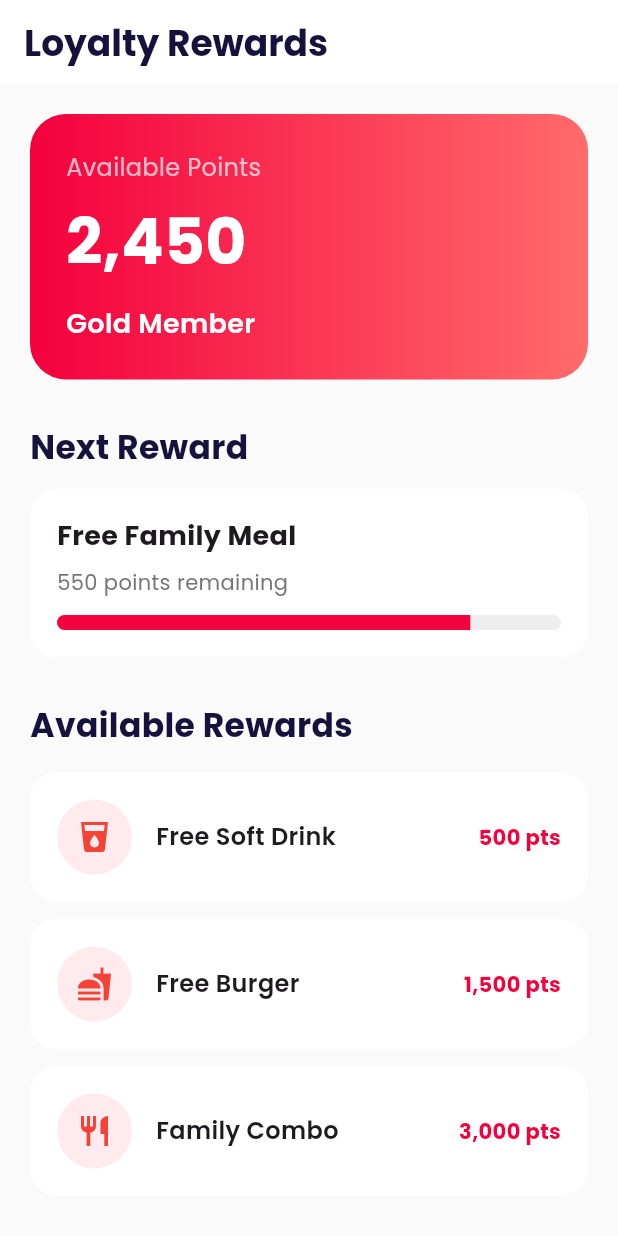
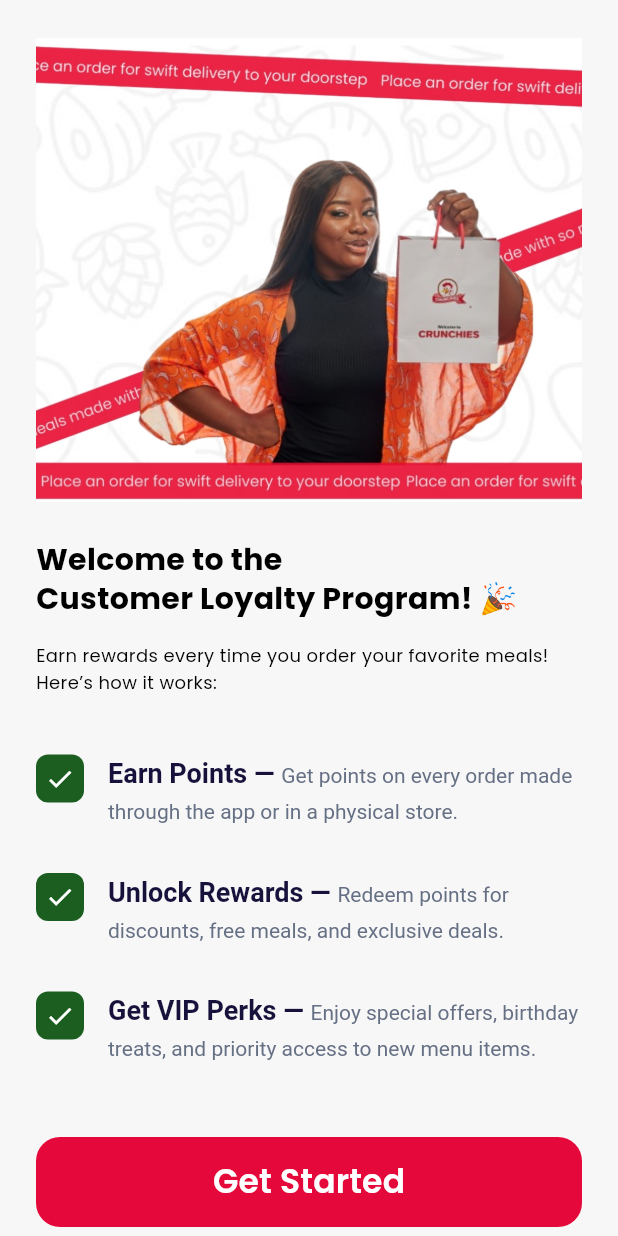
Before and after one commit to chiamakaaudrey-hub/crunchies-sample, a Flutter app: the LoyaltyScreen screen opened directly, on a phone screen of 412 x 824 dp. Run offline on Flutter 3.47's test engine with Material 3 defaults, Android fonts, the phone set to English and light mode, and no system bars; our stand-ins replace font_awesome_flutter, get, get_storage, google_fonts, iconsax, smooth_page_indicator; accounts and stored records are empty.

Commit message:
Loyalty Screen

```diff
--- /dev/null
+++ b/lib/features/authentication/screens/navigation/widgets/loyalty_item.dart
@@ -0,0 +1,62 @@
+import 'package:flutter/material.dart';
+
+class LoyaltyItem extends StatelessWidget {
+  final String title;
+  final String description;
+
+  const LoyaltyItem({
+    super.key,
+    required this.title,
+    required this.description,
+  });
+
+  @override
+  Widget build(BuildContext context) {
+    return Row(
+      crossAxisAlignment: CrossAxisAlignment.start,
+      children: [
+        Padding(
+          padding: const EdgeInsets.only(top: 4),
+          child: Container(
+            height: 32,
+            width: 32,
+            decoration: BoxDecoration(
+              color: Colors.green.shade900,
+              borderRadius: BorderRadius.circular(8),
+            ),
+            child: const Icon(
+              Icons.check,
+              color: Colors.white,
+              size: 20,
+            ),
+          ),
+        ),
+
+        const SizedBox(width: 16),
+
+        Expanded(
+          child: RichText(
+            text: TextSpan(
+              style: const TextStyle(
+                color: Color(0xFF667085),
+                fontSize: 14,
+                height: 1.6,
+              ),
+              children: [
+                TextSpan(
+                  text: '$title — ',
+                  style: const TextStyle(
+                    color: Color(0xFF17123B),
+                    fontWeight: FontWeight.w700,
+                    fontSize: 18,
+                  ),
+                ),
+                TextSpan(text: description),
+              ],
+            ),
+          ),
+        ),
+      ],
+    );
+  }
+}
--- a/lib/features/authentication/screens/navigation/widgets/loyalty_screen.dart
+++ b/lib/features/authentication/screens/navigation/widgets/loyalty_screen.dart
@@ -1,4 +1,6 @@
 import 'package:flutter/material.dart';
+
+import 'loyalty_item.dart';
 
 class LoyaltyScreen extends StatelessWidget {
   const LoyaltyScreen({super.key});
@@ -6,271 +8,108 @@ class LoyaltyScreen extends StatelessWidget {
   @override
   Widget build(BuildContext context) {
     return Scaffold(
-      backgroundColor: Colors.grey.shade50,
+      backgroundColor: const Color(0xFFF7F7F7),
+      body: SafeArea(
+        child: SingleChildScrollView(
+          padding: const EdgeInsets.symmetric(
+            horizontal: 24,
+            vertical: 20,
+          ),
+          child: Column(
+            crossAxisAlignment: CrossAxisAlignment.start,
+            children: [
 
-      appBar: AppBar(
-        backgroundColor: Colors.white,
-        elevation: 0,
-        title: const Text(
-          'Loyalty Rewards',
-          style: TextStyle(
-            color: Color(0xff15133C),
-            fontSize: 24,
-            fontWeight: FontWeight.bold,
+              /// Loyalty Image
+              Center(
+                child: SizedBox(
+                  height: 320,
+                  child: Image.asset(
+                    'assets/images/on_boarding_images/onboarding_image_2.jpg',
+                    fit: BoxFit.contain,
                   ),
                 ),
               ),
 
-      body: SingleChildScrollView(
-        padding: const EdgeInsets.all(20),
-        child: Column(
-          crossAxisAlignment: CrossAxisAlignment.start,
-          children: [
+              const SizedBox(height: 20),
 
-            /// POINTS CARD
-            Container(
-              width: double.infinity,
-              padding: const EdgeInsets.all(24),
-              decoration: BoxDecoration(
-                borderRadius: BorderRadius.circular(24),
-                gradient: const LinearGradient(
-                  colors: [
-                    Color(0xffF4003D),
-                    Color(0xffFF6B6B),
-                  ],
-                ),
-              ),
-              child: const Column(
-                crossAxisAlignment: CrossAxisAlignment.start,
-                children: [
-                  Text(
-                    'Available Points',
+              /// Heading
+              const Text(
+                'Welcome to the\nCustomer Loyalty Program! 🎉',
                 style: TextStyle(
-                      color: Colors.white70,
-                      fontSize: 16,
-                    ),
-                  ),
-
-                  SizedBox(height: 8),
-
-                  Text(
-                    '2,450',
-                    style: TextStyle(
-                      color: Colors.white,
-                      fontSize: 42,
-                      fontWeight: FontWeight.bold,
-                    ),
-                  ),
-
-                  SizedBox(height: 12),
-
-                  Text(
-                    'Gold Member',
-                    style: TextStyle(
-                      color: Colors.white,
-                      fontSize: 18,
-                      fontWeight: FontWeight.w600,
-                    ),
-                  ),
-                ],
-              ),
-            ),
-
-            const SizedBox(height: 30),
-
-            /// NEXT REWARD
-            const Text(
-              'Next Reward',
-              style: TextStyle(
-                fontSize: 22,
-                fontWeight: FontWeight.bold,
-                color: Color(0xff15133C),
-              ),
-            ),
-
-            const SizedBox(height: 12),
-
-            Container(
-              padding: const EdgeInsets.all(18),
-              decoration: BoxDecoration(
-                color: Colors.white,
-                borderRadius: BorderRadius.circular(18),
-              ),
-              child: Column(
-                crossAxisAlignment: CrossAxisAlignment.start,
-                children: [
-                  const Text(
-                    'Free Family Meal',
-                    style: TextStyle(
-                      fontSize: 18,
-                      fontWeight: FontWeight.bold,
-                    ),
-                  ),
-
-                  const SizedBox(height: 8),
-
-                  Text(
-                    '550 points remaining',
-                    style: TextStyle(
-                      color: Colors.grey.shade600,
-                    ),
-                  ),
-
-                  const SizedBox(height: 12),
-
-                  ClipRRect(
-                    borderRadius: BorderRadius.circular(10),
-                    child: LinearProgressIndicator(
-                      value: 0.82,
-                      minHeight: 10,
-                      backgroundColor: Colors.grey.shade200,
-                      color: const Color(0xffF4003D),
-                    ),
-                  ),
-                ],
-              ),
-            ),
-
-            const SizedBox(height: 30),
-
-            /// REWARDS
-            const Text(
-              'Available Rewards',
-              style: TextStyle(
-                fontSize: 22,
-                fontWeight: FontWeight.bold,
-                color: Color(0xff15133C),
+                  fontSize: 20,
+                  fontWeight: FontWeight.w700,
+                  color: Colors.black,
+                  height: 1.3,
                 ),
               ),
 
               const SizedBox(height: 16),
 
-            _rewardCard(
-              icon: Icons.local_drink,
-              title: 'Free Soft Drink',
-              points: '500 pts',
-            ),
-
-            const SizedBox(height: 12),
-
-            _rewardCard(
-              icon: Icons.fastfood,
-              title: 'Free Burger',
-              points: '1,500 pts',
-            ),
-
-            const SizedBox(height: 12),
-
-            _rewardCard(
-              icon: Icons.restaurant,
-              title: 'Family Combo',
-              points: '3,000 pts',
-            ),
-
-            const SizedBox(height: 30),
-
-            /// HISTORY
               const Text(
-              'Recent Activity',
+                'Earn rewards every time you order your favorite meals!\nHere’s how it works:', maxLines: 2,
                 style: TextStyle(
-                fontSize: 22,
-                fontWeight: FontWeight.bold,
-                color: Color(0xff15133C),
+                  fontSize: 12,
+                  color: Colors.black,
+                  height: 1.5,
                 ),
               ),
 
-            const SizedBox(height: 16),
+              const SizedBox(height: 35),
 
-            _historyTile(
-              'Points Earned',
-              '+250',
-              'Order #CR1024',
+              /// Loyalty Items
+              const LoyaltyItem(
+                title: 'Earn Points',
+                description:
+                'Get points on every order made through the app or in a physical store.',
               ),
 
-            _historyTile(
-              'Points Redeemed',
-              '-500',
-              'Free Soft Drink',
+              SizedBox(height: 28),
+
+              LoyaltyItem(
+                title: 'Unlock Rewards',
+                description:
+                'Redeem points for discounts, free meals, and exclusive deals.',
               ),
 
-            _historyTile(
-              'Points Earned',
-              '+120',
-              'Order #CR1022',
-            ),
-          ],
-        ),
-      ),
-    );
-  }
+              SizedBox(height: 28),
 
-  static Widget _rewardCard({
-    required IconData icon,
-    required String title,
-    required String points,
-  }) {
-    return Container(
-      padding: const EdgeInsets.all(18),
-      decoration: BoxDecoration(
-        color: Colors.white,
-        borderRadius: BorderRadius.circular(18),
-      ),
-      child: Row(
-        children: [
-          CircleAvatar(
-            radius: 25,
-            backgroundColor: Colors.red.shade50,
-            child: Icon(
-              icon,
-              color: Colors.red,
-            ),
+              LoyaltyItem(
+                title: 'Get VIP Perks',
+                description:
+                'Enjoy special offers, birthday treats, and priority access to new menu items.',
               ),
 
-          const SizedBox(width: 16),
+              const SizedBox(height: 50),
 
-          Expanded(
-            child: Text(
-              title,
-              style: const TextStyle(
+              /// Get Started Button
+              SizedBox(
+                width: double.infinity,
+                height: 60,
+                child: ElevatedButton(
+                  onPressed: () {
+                    // Navigate to loyalty dashboard
+                  },
+                  style: ElevatedButton.styleFrom(
+                    backgroundColor: const Color(0xFFE5093B),
+                    shape: RoundedRectangleBorder(
+                      borderRadius: BorderRadius.circular(16),
+                    ),
+                    elevation: 0,
+                  ),
+                  child: const Text(
+                    'Get Started',
+                    style: TextStyle(
+                      fontSize: 22,
                       fontWeight: FontWeight.w600,
-                fontSize: 16,
+                      color: Colors.white,
+                    ),
                   ),
                 ),
               ),
 
-          Text(
-            points,
-            style: const TextStyle(
-              color: Color(0xffF4003D),
-              fontWeight: FontWeight.bold,
-            ),
-          ),
+              const SizedBox(height: 30),
             ],
           ),
-    );
-  }
-
-  static Widget _historyTile(
-      String title,
-      String points,
-      String subtitle,
-      ) {
-    return ListTile(
-      contentPadding: EdgeInsets.zero,
-      leading: CircleAvatar(
-        backgroundColor: Colors.red.shade50,
-        child: const Icon(
-          Icons.stars,
-          color: Colors.red,
-        ),
-      ),
-      title: Text(title),
-      subtitle: Text(subtitle),
-      trailing: Text(
-        points,
-        style: const TextStyle(
-          color: Color(0xffF4003D),
-          fontWeight: FontWeight.bold,
         ),
       ),
     );
--- a/lib/features/authentication/screens/navigation/widgets/support_screen.dart
+++ b/lib/features/authentication/screens/navigation/widgets/support_screen.dart
@@ -1,4 +1,5 @@
 import 'package:crunchies/features/authentication/screens/home/home_screen.dart';
+import 'package:crunchies/features/authentication/screens/navigation/navigation_menu.dart';
 import 'package:flutter/material.dart';
 import 'package:font_awesome_flutter/font_awesome_flutter.dart';
 import 'package:get/get_core/src/get_main.dart';
@@ -25,10 +26,8 @@ class SupportScreen extends StatelessWidget {
                 /// Back Button
                 Align(
                   alignment: AlignmentGeometry.centerLeft,
-                  child: IconButton(
-                      onPressed: () {
-                        Get.offAll(() => const HomeScreen());
-                      },
+                  child: IconButton(onPressed: () {Get.offAll(() => NavigationMenu());
+                    },
                       icon: Icon(Icons.arrow_back_ios_new,
                     color: Color(0xFF17123B),
                   ),
--- a/lib/main.dart
+++ b/lib/main.dart
@@ -1,12 +1,10 @@
-import 'package:crunchies/features/authentication/screens/home/home_screen.dart';
-import 'package:crunchies/features/authentication/screens/login/login.dart';
-import 'package:crunchies/features/authentication/screens/navigation/widgets/support_screen.dart';
-import 'package:crunchies/features/authentication/screens/onboarding/onboarding.dart';
+
+import 'package:crunchies/features/authentication/screens/navigation/navigation_menu.dart';
 import 'package:crunchies/features/authentication/screens/splashscreen/splash_screen.dart';
 import 'package:flutter/material.dart';
 import 'package:get/get_navigation/src/root/get_material_app.dart';
 import 'package:google_fonts/google_fonts.dart';
-import 'features/authentication/screens/signup/signup_screen.dart';
+
 
 void main() {
   runApp(CrunchiesApp());
@@ -22,7 +20,7 @@ class CrunchiesApp extends StatelessWidget {
       title: 'Crunchies',
       theme: ThemeData(useMaterial3: true, scaffoldBackgroundColor: const Color(0xffF8F8F8), textTheme: GoogleFonts.poppinsTextTheme(),
       ),
-      home: const SupportScreen(),
+      home: const NavigationMenu(),
     );
   }
 }
```
Lines whose indentation alone changed are shown as unchanged.
